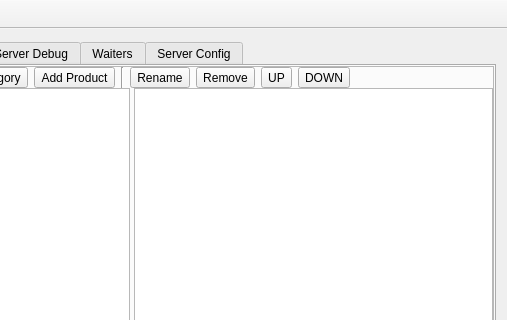
First picture: the form in admin/ui/mainwindow.ui, repository Mateus224/rotable, before the edit; both pictures show x 243 to 750 and y 0 to 320 of the 750 by 650 pixel window.
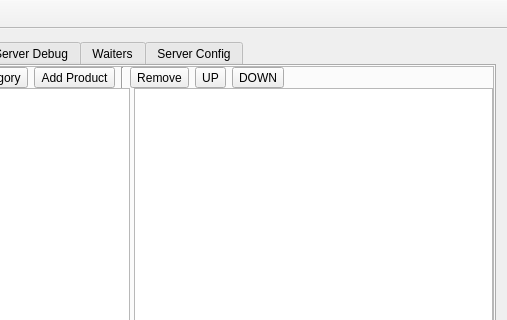
Second picture: the form after the edit. The open tabs and pages were chosen to show the change. Icons and pictures are not drawn. Custom widgets are drawn as their Qt base class.

Commit message: rm rename button on admin

```diff
--- a/admin/ui/mainwindow.ui
+++ b/admin/ui/mainwindow.ui
@@ -220,26 +220,6 @@
                </property>
               </widget>
              </item>
-             <item>
-              <widget class="QToolButton" name="_toolButtonRename">
-               <property name="text">
-                <string>Rename</string>
-               </property>
-               <property name="icon">
-                <iconset resource="../resources/resources.qrc">
-                 <normaloff>:/rotable/edit.png</normaloff>:/rotable/edit.png</iconset>
-               </property>
-               <property name="iconSize">
-                <size>
-                 <width>24</width>
-                 <height>24</height>
-                </size>
-               </property>
-               <property name="toolButtonStyle">
-                <enum>Qt::ToolButtonTextUnderIcon</enum>
-               </property>
-              </widget>
-             </item>
              <item>
               <widget class="QToolButton" name="_toolButtonRemove">
                <property name="enabled">
```
Left out of the diff: 4 changed lines with no effect on the pictures.
